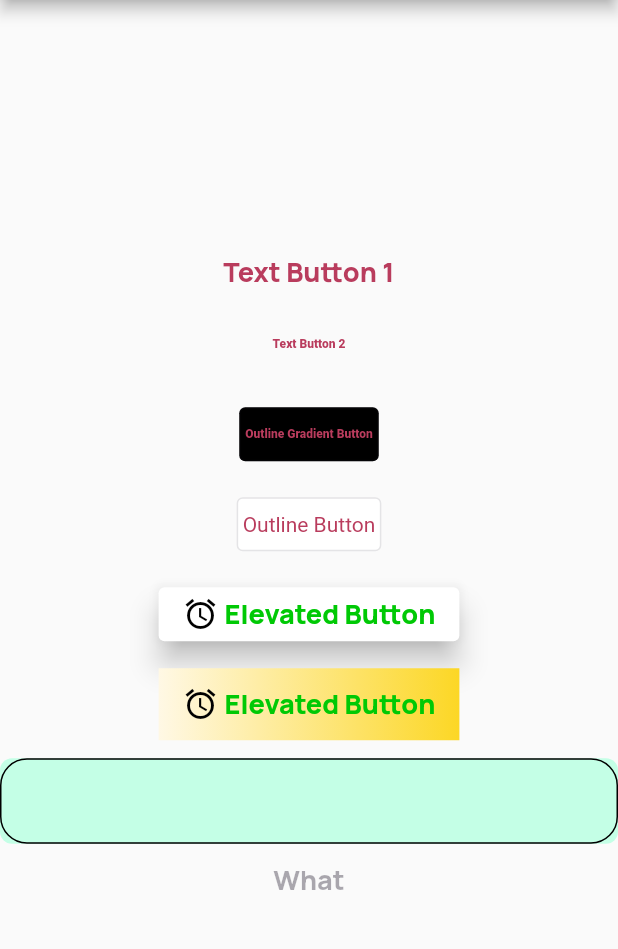
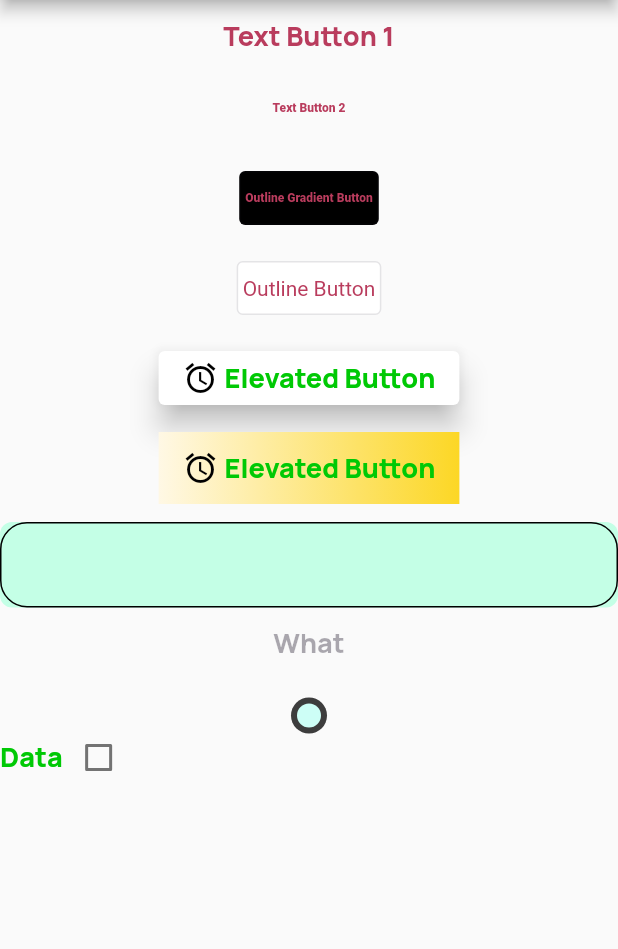
Before and after one commit to FLYINGKRIPTO/demo_class, a Flutter app: the screen it shows after launch, on a phone screen of 412 x 824 dp, the part 84-1033 px from its top. Run offline on Flutter 3.47's test engine with Material 2 defaults, Android fonts, the light colour scheme and no system bars; drawn by our look-alikes of flutter_switch.

Commit message:
Minor improvements in custom_checkbox.dart and custom_switch.dart

```diff
--- a/lib/main.dart
+++ b/lib/main.dart
@@ -1,6 +1,8 @@
 import 'package:demo_class_project/core/app_color_helper.dart';
 import 'package:demo_class_project/core/app_theme.dart';
+import 'package:demo_class_project/widgets/custom_checkbox.dart';
 import 'package:demo_class_project/widgets/custom_elevated_button.dart';
+import 'package:demo_class_project/widgets/custom_switch.dart';
 import 'package:demo_class_project/widgets/custom_text_button.dart';
 import 'package:demo_class_project/core/text_theme_helper.dart';
 import 'package:demo_class_project/widgets/custom_text_form_field.dart';
@@ -37,13 +39,14 @@ class MyHomePage extends StatefulWidget {
 }
 
 class _MyHomePageState extends State<MyHomePage> {
+  bool currentCheckBoxState = false;
   @override
   Widget build(BuildContext context) {
     return Scaffold(
       appBar: AppBar(
         title: Text(widget.title),
       ),
-      body: Center(
+      body: SingleChildScrollView(
         child: Column(
           mainAxisAlignment: MainAxisAlignment.center,
           children: <Widget>[
@@ -155,6 +158,29 @@ class _MyHomePageState extends State<MyHomePage> {
             CustomTextButton(
               text: "What",
               buttonStyle: ButtonThemeHelper.textButtonBlack,
+            ),
+            const SizedBox(
+              height: 12,
+            ),
+            CustomSwitch(
+              activeColor: ColorConstant.blackOlive,
+              value: true,
+              activeText: "Swithc me",
+              onChanged: (f){
+
+              },
+            ),
+            CustomCheckbox(
+              value: currentCheckBoxState,
+              textStyle: TextThemeHelper.displaySmallGreen600,
+              isRightCheck: true,
+              onChange: (t){
+                setState(() {
+                  currentCheckBoxState = t;
+                });
+              },
+              alignment: Alignment.bottomRight,
+              text: "Data",
             )
           ],
         ),
--- a/lib/widgets/custom_checkbox.dart
+++ b/lib/widgets/custom_checkbox.dart
@@ -9,13 +9,14 @@ class CustomCheckbox extends StatelessWidget {
     this.isRightCheck = false,
     this.iconSize,
     this.value = false,
-    this.onChange,
+    required this.onChange,
     this.text,
     this.width,
     this.margin,
     this.padding,
     this.textStyle,
     this.textAlignment,
+    this.gradient,
   });
 
   final Alignment? alignment;
@@ -26,7 +27,7 @@ class CustomCheckbox extends StatelessWidget {
 
   bool? value;
 
-  final Function(bool)? onChange;
+  final Function(bool) onChange;
 
   final String? text;
 
@@ -39,6 +40,8 @@ class CustomCheckbox extends StatelessWidget {
   final TextStyle? textStyle;
 
   final TextAlign? textAlignment;
+
+  final Gradient? gradient;
 
   @override
   Widget build(BuildContext context) {
@@ -54,20 +57,19 @@ class CustomCheckbox extends StatelessWidget {
     return InkWell(
       onTap: () {
         value = !(value!);
-        onChange!(value!);
+        onChange(value!);
       },
       child: Container(
         width: width,
         margin: margin ?? EdgeInsets.zero,
         padding: padding,
-        decoration: roundGreenGradient,
+        decoration: isGradient ? roundGreenGradient : null,
         child: isRightCheck! ? rightSideCheckbox : leftSideCheckbox,
       ),
     );
   }
 
   Widget get rightSideCheckbox => Row(
-        mainAxisAlignment: MainAxisAlignment.spaceBetween,
         children: [
           Padding(
             padding: const EdgeInsets.only(
@@ -93,7 +95,7 @@ class CustomCheckbox extends StatelessWidget {
 
   Widget get textWidget => Text(
         text ?? "",
-        textAlign: textAlignment??TextAlign.center,
+        textAlign: textAlignment ?? TextAlign.center,
         style: textStyle ?? TextThemeHelper.bodySmallBlack400,
       );
 
@@ -103,9 +105,9 @@ class CustomCheckbox extends StatelessWidget {
         child: Checkbox(
           value: value ?? false,
           onChanged: (value) {
-            onChange!(value!);
+            onChange(value!);
           },
-          checkColor: ColorConstant.green5,
+          checkColor: ColorConstant.blackOlive,
           visualDensity: const VisualDensity(
             vertical: -4,
             horizontal: -4,
@@ -125,4 +127,8 @@ extension ScreenStyleHelper on CustomCheckbox {
           ],
         ),
       );
+
+  BoxDecoration get gradientDecoration => BoxDecoration(gradient: gradient);
+
+  bool get isGradient => gradient != null;
 }
--- a/lib/widgets/custom_switch.dart
+++ b/lib/widgets/custom_switch.dart
@@ -8,7 +8,7 @@ class CustomSwitch extends StatelessWidget {
     this.alignment,
     this.margin,
     this.value,
-    this.onChanged,
+    required this.onChanged,
     this.height,
     this.width,
     this.borderRadius,
@@ -17,6 +17,8 @@ class CustomSwitch extends StatelessWidget {
     this.inactiveColor,
     this.inactiveToggleColor,
     this.toggleSize,
+    this.activeText,
+    this.activeTextColor,
   });
 
   final Alignment? alignment;
@@ -25,7 +27,7 @@ class CustomSwitch extends StatelessWidget {
 
   final bool? value;
 
-  final Function(bool)? onChanged;
+  final Function(bool) onChanged;
 
   final double? height;
   final double? width;
@@ -35,6 +37,8 @@ class CustomSwitch extends StatelessWidget {
   final Color? inactiveColor;
   final Color? inactiveToggleColor;
   final double? toggleSize;
+  final String? activeText;
+  final Color? activeTextColor;
 
   @override
   Widget build(BuildContext context) {
@@ -60,8 +64,12 @@ class CustomSwitch extends StatelessWidget {
           inactiveToggleColor:
               inactiveToggleColor ?? ColorConstant.greyNeutral3,
           onToggle: (value) {
-            onChanged!(value);
+            onChanged(value);
           },
+          activeText: activeText,
+          activeTextColor: activeTextColor ?? ColorConstant.blackOlive,
+          showOnOff: true,
+
         ),
       );
 }
```
